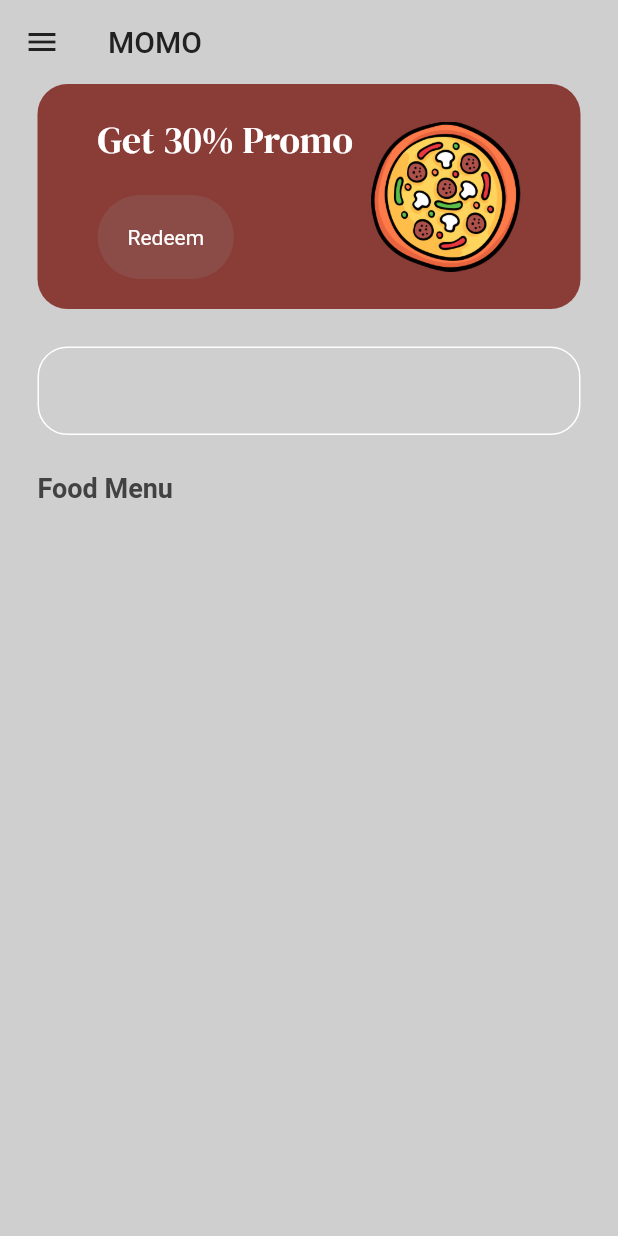
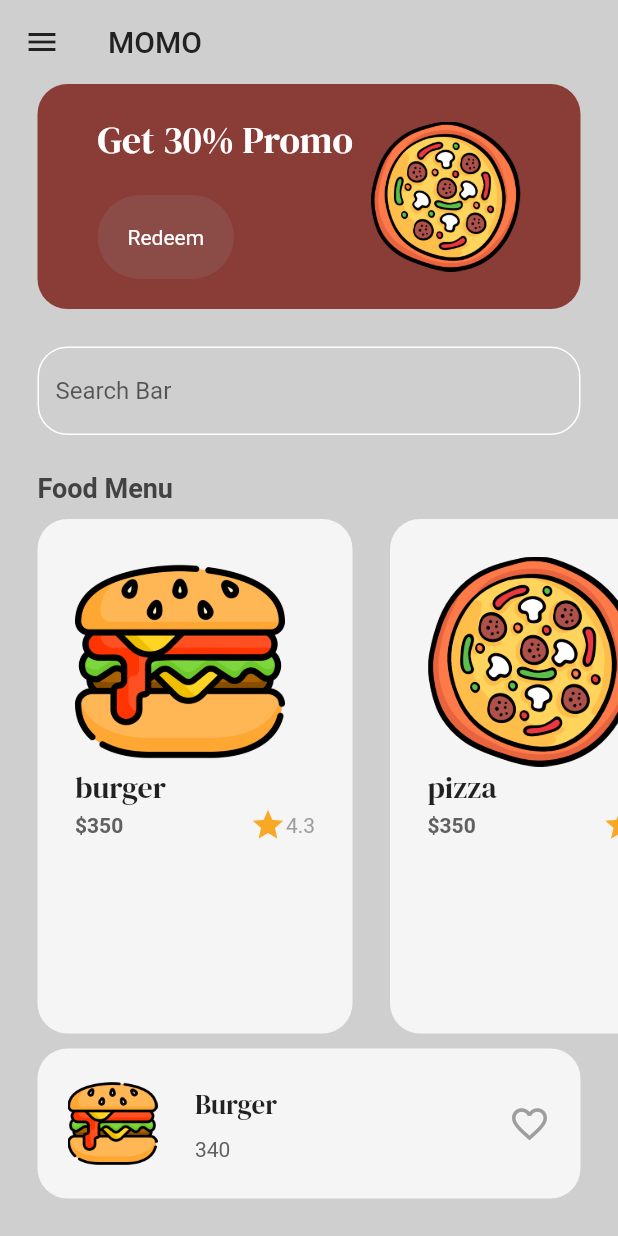
Before and after one commit to ruby222001/Restaurant_flutter, a Flutter app: the MenuPage screen opened by its route, on a phone screen of 412 x 824 dp. Run offline on Flutter 3.47's test engine with Material 2 defaults, Android fonts, the light colour scheme and no system bars; our stand-ins replace google_fonts.

Commit message:
food_tile

```diff
--- /dev/null
+++ b/app/lib/components/food_title.dart
@@ -0,0 +1,60 @@
+import 'package:flutter/material.dart';
+import 'package:google_fonts/google_fonts.dart';
+
+import '../models/food.dart';
+
+
+class FoodTile extends StatelessWidget {
+  final Food food;
+
+  const FoodTile({super.key,
+  required this.food,
+  });
+
+  @override
+  Widget build(BuildContext context) {
+    return Container(
+      decoration: BoxDecoration(color: Colors.grey[100],
+      borderRadius: BorderRadius.circular(20),
+      ),
+      margin:const EdgeInsets.only(left: 25.0),
+      padding: EdgeInsets.all(25),
+      child:  Column(
+        crossAxisAlignment: CrossAxisAlignment.start,
+        children: [
+          //image
+
+          Image.asset(food.imagePath,
+          height: 140,
+          ),
+
+          //text
+          Text(food.name,
+          style: GoogleFonts.dmSerifDisplay(fontSize: 20),
+          ),
+
+          //price+rating
+          SizedBox(
+            width: 160,
+            child: Row(
+              mainAxisAlignment: MainAxisAlignment.spaceBetween,
+              children: [
+
+              //price
+
+              Text('\$' +food.price,style: TextStyle(fontWeight: FontWeight.bold,color: Colors.grey[700]),),
+              //rating
+              Row(
+                children: [
+                  Icon(Icons.star, color: Colors.yellow[800],),
+                  Text(food.rating,style: TextStyle(color: Colors.grey),),
+                ],
+              ),
+            ],
+            ),
+          )
+        ],
+      ),
+    );
+  }
+}
--- a/app/lib/pages/menu_page.dart
+++ b/app/lib/pages/menu_page.dart
@@ -3,6 +3,7 @@ import 'package:fluttered/components/button.dart';
 import 'package:fluttered/models/food.dart';
 import 'package:google_fonts/google_fonts.dart';
 
+import '../components/food_title.dart';
 import '../theme/colors.dart';
 
 class MenuPage extends StatefulWidget {
@@ -26,6 +27,13 @@ class _MenuPageState extends State<MenuPage> {
       name: "pizza",
       price: "350",
       imagePath: "lib/images/pizza.png",
+      rating: "4.3",
+    ),
+    //sandwich
+    Food(
+      name: "sandwich",
+      price: "350",
+      imagePath: "lib/images/sandwich.png",
       rating: "4.3",
     ),
   ];
@@ -104,9 +112,11 @@ class _MenuPageState extends State<MenuPage> {
                   borderSide: BorderSide(color: Colors.white),
                   borderRadius: BorderRadius.circular(20),
                 ),
+                hintText: "Search Bar",
               ),
             ),
           ),
+
           const SizedBox(height: 25),
           //menu list
           Padding(
@@ -121,8 +131,69 @@ class _MenuPageState extends State<MenuPage> {
             ),
           ),
           const SizedBox(height: 10),
+          Expanded(
+            child: ListView.builder(
+              scrollDirection: Axis.horizontal,
+              itemCount: foodMenu.length,
+              itemBuilder: (context, index) => FoodTile(
+                food: foodMenu[index],
+              ),
+            ),
+          ),
+          const SizedBox(
+            height: 10,
+          ),
+          //popular food
+          Container(
+            decoration: BoxDecoration(
+              color: Colors.grey[100],
+              borderRadius: BorderRadius.circular(20),
+            ),
+            margin: const EdgeInsets.only(left: 25, right: 25, bottom: 25),
+            padding: const EdgeInsets.all(20),
+            child: Row(
+              mainAxisAlignment: MainAxisAlignment.spaceBetween,
+              children: [
+                //image
+                Row(
+                  children: [
+                    Image.asset(
+                      'lib/images/burger.png',
+                      height: 60,
+                    ),
+                    const SizedBox(width: 25),
+                    //name and price
 
-          //popular food
+                    Column(
+                      crossAxisAlignment: CrossAxisAlignment.start,
+                      children: [
+                        //name
+                        Text(
+                          "Burger",
+                          style: GoogleFonts.dmSerifDisplay(fontSize: 18),
+                        ),
+                        const SizedBox(height: 10),
+                        //price
+
+                        Text(
+                          '340',
+                          style: TextStyle(
+                            color: Colors.grey[700],
+                          ),
+                        ),
+                      ],
+                    ),
+                  ],
+                ),
+                //heart
+                const Icon(
+                  Icons.favorite_outline,
+                  color: Colors.grey,
+                  size: 28,
+                ),
+              ],
+            ),
+          ),
         ],
       ),
     );
```
